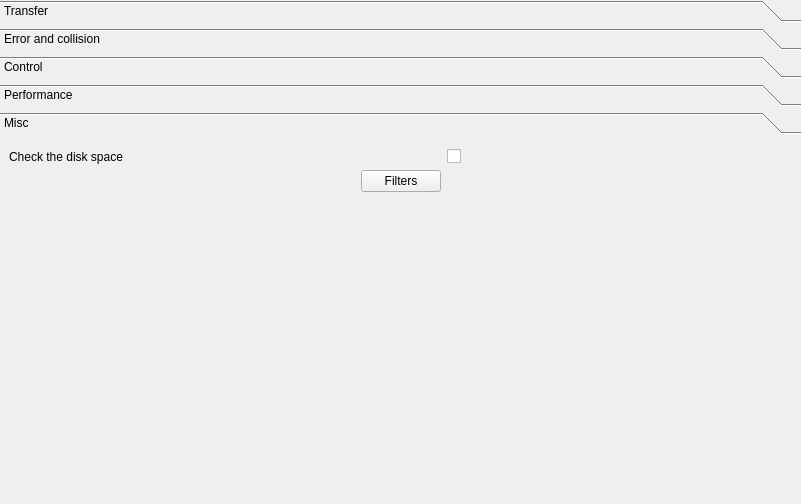
This is plugins/CopyEngine/Ultracopier/copyEngineOptions.ui in alphaonex86/Ultracopier as Qt 5 draws it before an edit. The edited form follows.
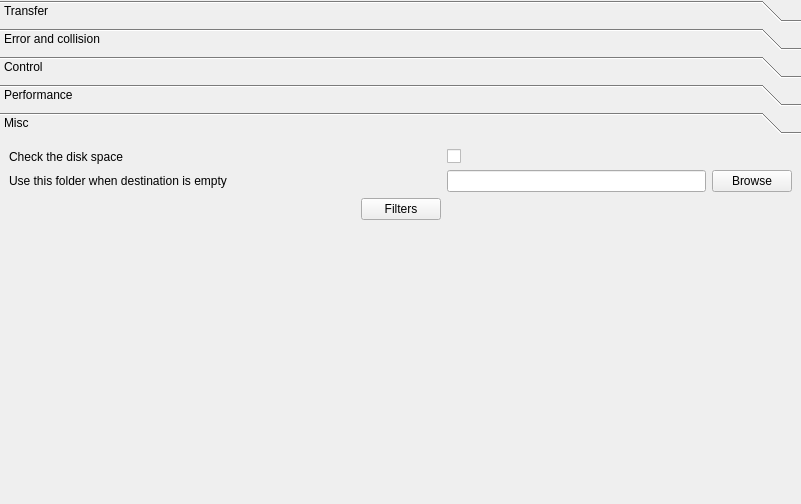
This is the edited form.

Commit message: Add options to have default destination

What changed in the file:
```diff
--- a/plugins/CopyEngine/Ultracopier/copyEngineOptions.ui
+++ b/plugins/CopyEngine/Ultracopier/copyEngineOptions.ui
@@ -316,8 +316,8 @@
        <rect>
         <x>0</x>
         <y>0</y>
-        <width>172</width>
-        <height>119</height>
+        <width>791</width>
+        <height>364</height>
        </rect>
       </property>
       <attribute name="label">
@@ -387,8 +387,8 @@
        <rect>
         <x>0</x>
         <y>0</y>
-        <width>332</width>
-        <height>216</height>
+        <width>791</width>
+        <height>364</height>
        </rect>
       </property>
       <attribute name="label">
@@ -586,7 +586,31 @@
          </property>
         </widget>
        </item>
+       <item row="0" column="2">
+        <widget class="QCheckBox" name="checkDiskSpace"/>
+       </item>
        <item row="1" column="0">
+        <widget class="QLabel" name="label_24">
+         <property name="text">
+          <string>Use this folder when destination is empty</string>
+         </property>
+        </widget>
+       </item>
+       <item row="1" column="2">
+        <layout class="QHBoxLayout" name="horizontalLayout">
+         <item>
+          <widget class="QLineEdit" name="defaultDestinationFolder"/>
+         </item>
+         <item>
+          <widget class="QPushButton" name="defaultDestinationFolderBrowse">
+           <property name="text">
+            <string>Browse</string>
+           </property>
+          </widget>
+         </item>
+        </layout>
+       </item>
+       <item row="2" column="0">
         <spacer name="horizontalSpacer">
          <property name="orientation">
           <enum>Qt::Horizontal</enum>
@@ -599,14 +623,14 @@
          </property>
         </spacer>
        </item>
-       <item row="1" column="2">
+       <item row="2" column="1">
         <widget class="QPushButton" name="filters">
          <property name="text">
           <string>Filters</string>
          </property>
         </widget>
        </item>
-       <item row="1" column="3">
+       <item row="2" column="2">
         <spacer name="horizontalSpacer_2">
          <property name="orientation">
           <enum>Qt::Horizontal</enum>
@@ -619,7 +643,7 @@
          </property>
         </spacer>
        </item>
-       <item row="2" column="2">
+       <item row="3" column="1">
         <spacer name="verticalSpacer_2">
          <property name="orientation">
           <enum>Qt::Vertical</enum>
@@ -632,9 +656,6 @@
          </property>
         </spacer>
        </item>
-       <item row="0" column="3">
-        <widget class="QCheckBox" name="checkDiskSpace"/>
-       </item>
       </layout>
      </widget>
     </widget>
```
The commit also changes 5 other files.
